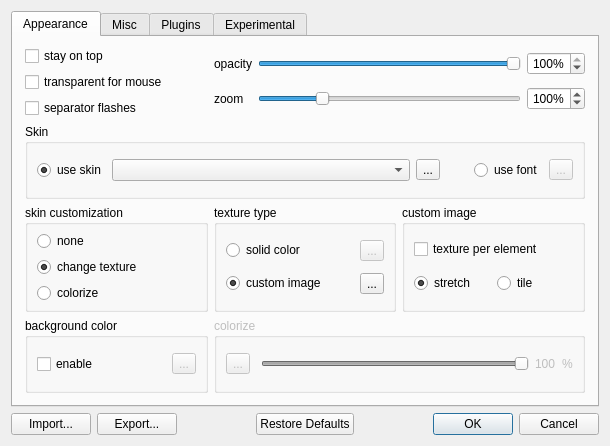
The window that digital_clock/gui/settings_dialog.ui (Kolcha/DigitalClock4) describes before a commit, drawn with Qt 5.
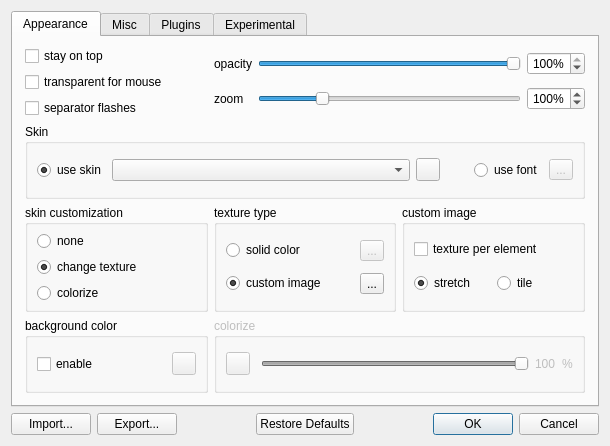
The same window after the commit. Icons and pictures are not drawn. Custom widgets are drawn as their Qt base class.

```diff
--- a/digital_clock/gui/settings_dialog.ui
+++ b/digital_clock/gui/settings_dialog.ui
@@ -250,9 +250,6 @@
           </item>
           <item>
            <widget class="QToolButton" name="skin_info_btn">
-            <property name="text">
-             <string notr="true">...</string>
-            </property>
             <property name="icon">
              <iconset resource="../resources/icons.qrc">
               <normaloff>:/clock/images/info.svg.p</normaloff>:/clock/images/info.svg.p</iconset>
@@ -437,9 +434,6 @@
             <property name="toolTip">
              <string>Current background color</string>
             </property>
-            <property name="text">
-             <string notr="true">...</string>
-            </property>
            </widget>
           </item>
          </layout>
@@ -455,11 +449,7 @@
          </property>
          <layout class="QHBoxLayout" name="colorize_layout">
           <item>
-           <widget class="LedToolButton" name="img_color_btn">
-            <property name="text">
-             <string notr="true">...</string>
-            </property>
-           </widget>
+           <widget class="LedToolButton" name="img_color_btn"/>
           </item>
           <item>
            <spacer name="horizontalSpacer_3">
```
Left out of the diff: 6 changed lines with no effect on the pictures.
